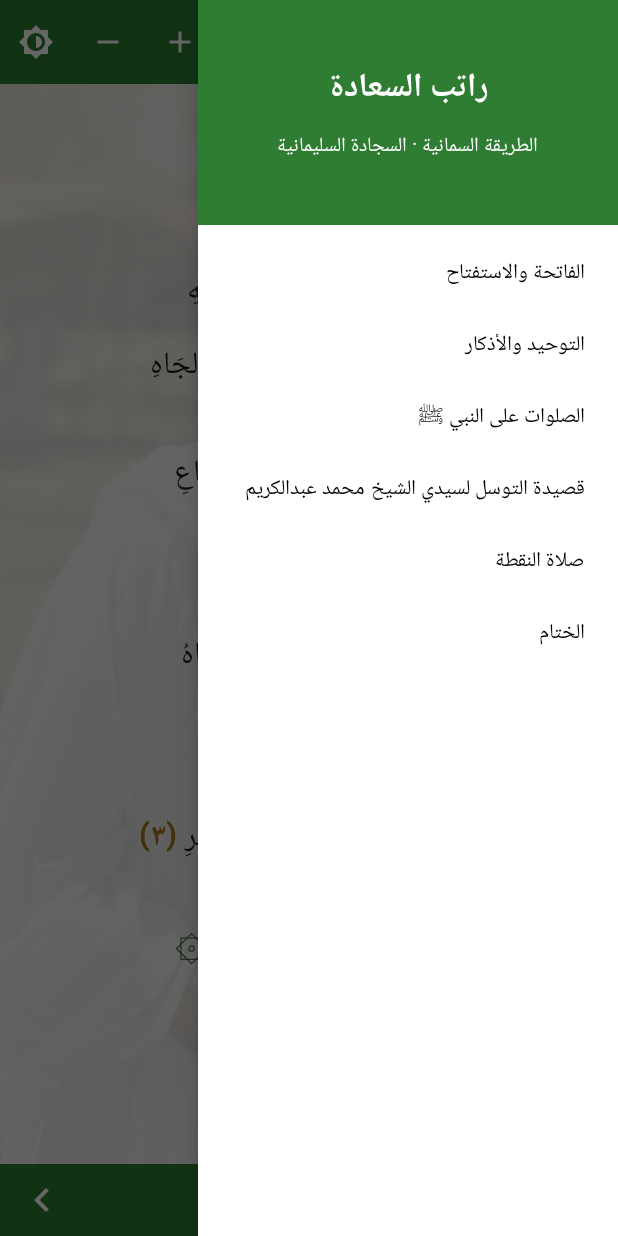
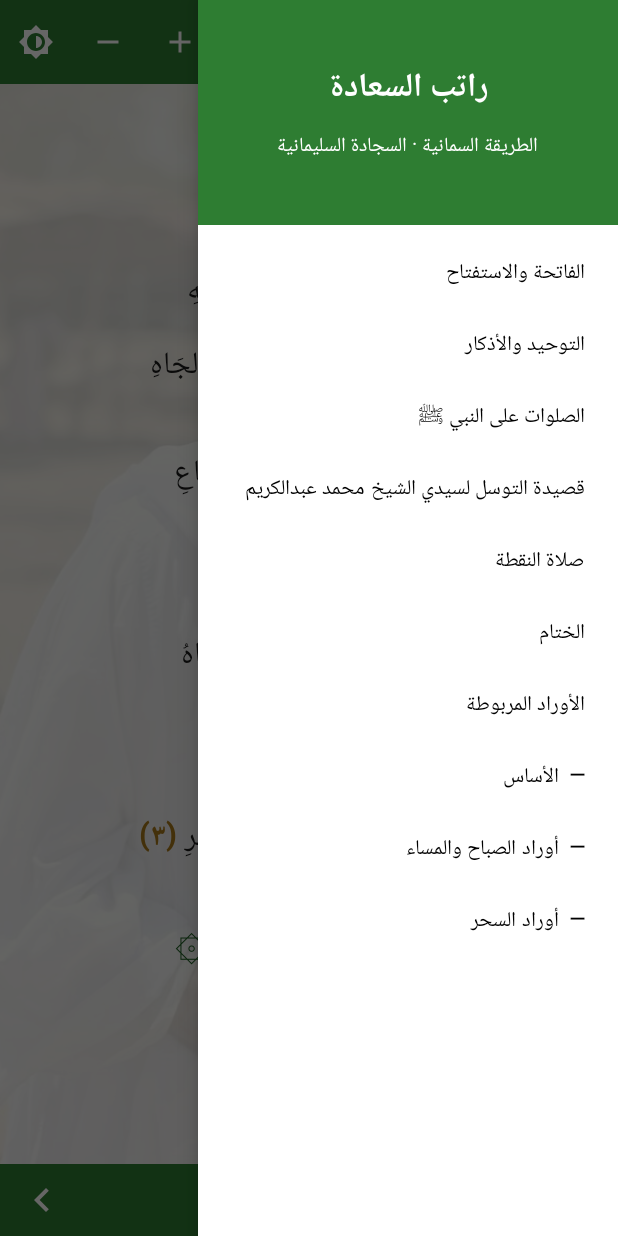
Before and after one commit to Mohamed-albadri-1995/trade-desk-data, an Android app: the MainActivity screen opened directly, with no data from a screen before it, with the side drawer open, on a phone screen of 412 x 824 dp. Run offline under Robolectric (Android 15) with nearby library versions, the phone set to English and light mode, and no system bars.

Commit message:
Add الأوراد المربوطة section with sub-headings
New section covering الأساس (after each prayer), أوراد الصباح والمساء, and
أوراد السحر. Adds a Subheading block type (## in the source) rendered in gold
with ﴿ ﴾, listed indented in the section drawer.

Co-Authored-By: Claude Opus 4.8 <noreply@anthropic.com>
Claude-Session: https://claude.ai/code/session_01LGQjT4mwJtavuvZWb4nuLc

```diff
--- a/ratib-app/app/src/main/java/com/ratib/saada/MainActivity.kt
+++ b/ratib-app/app/src/main/java/com/ratib/saada/MainActivity.kt
@@ -90,6 +90,10 @@ class MainActivity : AppCompatActivity() {
             val line = raw.trim()
             when {
                 line.isEmpty() -> flushBuffer()
+                line.startsWith("## ") -> {
+                    flushBuffer()
+                    blocks.add(Block.Subheading(line.removePrefix("## ").trim()))
+                }
                 line.startsWith("# ") -> {
                     flushBuffer()
                     blocks.add(Block.Heading(line.removePrefix("# ").trim()))
@@ -134,7 +138,11 @@ class MainActivity : AppCompatActivity() {
         val menu = binding.navView.menu
         menu.clear()
         blocks.forEachIndexed { i, b ->
-            if (b is Block.Heading) menu.add(Menu.NONE, i, i, b.text)
+            when (b) {
+                is Block.Heading -> menu.add(Menu.NONE, i, i, b.text)
+                is Block.Subheading -> menu.add(Menu.NONE, i, i, "—  ${b.text}")
+                else -> {}
+            }
         }
         binding.navView.setNavigationItemSelectedListener { item ->
             val page = pagination?.headingPage?.get(item.itemId)
--- a/ratib-app/app/src/main/java/com/ratib/saada/Paginator.kt
+++ b/ratib-app/app/src/main/java/com/ratib/saada/Paginator.kt
@@ -14,10 +14,13 @@ import android.text.style.ForegroundColorSpan
 import android.text.style.StyleSpan
 import androidx.core.content.ContextCompat
 
-/** A renderable block: a section heading, or a stanza (its own line breaks kept). */
+/** A renderable block: a section heading, a sub-heading, or a stanza. */
 sealed class Block {
     data class Heading(val text: String) : Block()
+    data class Subheading(val text: String) : Block()
     data class Body(val text: String) : Block()
+
+    val isNav get() = this is Heading || this is Subheading
 }
 
 /**
@@ -50,8 +53,10 @@ object Paginator {
         val dm = context.resources.displayMetrics
         val bodyPx = (21f * scale * dm.scaledDensity).toInt().coerceAtLeast(1)
         val headingPx = (24f * scale * dm.scaledDensity).toInt().coerceAtLeast(1)
+        val subheadingPx = (20f * scale * dm.scaledDensity).toInt().coerceAtLeast(1)
         val bodyColor = ContextCompat.getColor(context, R.color.reading_text)
         val headingColor = ContextCompat.getColor(context, R.color.heading_text)
+        val subheadingColor = ContextCompat.getColor(context, R.color.subheading_text)
         val cueColor = ContextCompat.getColor(context, R.color.marker_color)
 
         val paint = TextPaint(Paint.ANTI_ALIAS_FLAG).apply {
@@ -74,6 +79,12 @@ object Paginator {
                     sb.setSpan(AbsoluteSizeSpan(headingPx), 0, sb.length, Spanned.SPAN_EXCLUSIVE_EXCLUSIVE)
                     sb.setSpan(StyleSpan(Typeface.BOLD), 0, sb.length, Spanned.SPAN_EXCLUSIVE_EXCLUSIVE)
                     sb.setSpan(ForegroundColorSpan(headingColor), 0, sb.length, Spanned.SPAN_EXCLUSIVE_EXCLUSIVE)
+                }
+                is Block.Subheading -> {
+                    sb.append("﴿ ${b.text} ﴾")
+                    sb.setSpan(AbsoluteSizeSpan(subheadingPx), 0, sb.length, Spanned.SPAN_EXCLUSIVE_EXCLUSIVE)
+                    sb.setSpan(StyleSpan(Typeface.BOLD), 0, sb.length, Spanned.SPAN_EXCLUSIVE_EXCLUSIVE)
+                    sb.setSpan(ForegroundColorSpan(subheadingColor), 0, sb.length, Spanned.SPAN_EXCLUSIVE_EXCLUSIVE)
                 }
                 is Block.Body -> {
                     sb.append(b.text)
@@ -117,16 +128,16 @@ object Paginator {
             if (measure(candidate) <= limit) {
                 current = candidate
                 if (currentStartBlock < 0) currentStartBlock = i
-                if (b is Block.Heading) headingPage[i] = pages.size
+                if (b.isNav) headingPage[i] = pages.size
             } else {
                 flush()
                 if (measure(blockCs) <= limit) {
                     current = SpannableStringBuilder(blockCs)
                     currentStartBlock = i
-                    if (b is Block.Heading) headingPage[i] = pages.size
+                    if (b.isNav) headingPage[i] = pages.size
                 } else {
                     // Block taller than a full page (long prose): split by lines.
-                    if (b is Block.Heading) headingPage[i] = pages.size
+                    if (b.isNav) headingPage[i] = pages.size
                     @Suppress("DEPRECATION")
                     val bl = StaticLayout(blockCs, paint, w, Layout.Alignment.ALIGN_CENTER, 1.4f, 0f, false)
                     val lc = bl.lineCount
--- a/ratib-app/app/src/main/res/values-night/colors.xml
+++ b/ratib-app/app/src/main/res/values-night/colors.xml
@@ -9,4 +9,5 @@
     <color name="reading_scrim">#E0121212</color>
 
     <color name="marker_color">#E2C15C</color>
+    <color name="subheading_text">#D2B36A</color>
 </resources>
--- a/ratib-app/app/src/main/res/values/colors.xml
+++ b/ratib-app/app/src/main/res/values/colors.xml
@@ -15,4 +15,7 @@
 
     <!-- Colour for repetition cues like (٣) ( ثلاثًا ) (سورة الفاتحة). -->
     <color name="marker_color">#A9791A</color>
+
+    <!-- Sub-section headings (e.g. الأساس, أوراد السحر). -->
+    <color name="subheading_text">#8A6D3B</color>
 </resources>
```
Also changed, not shown: ratib-app/app/src/main/assets/ratib.txt (+22 -0 lines).
